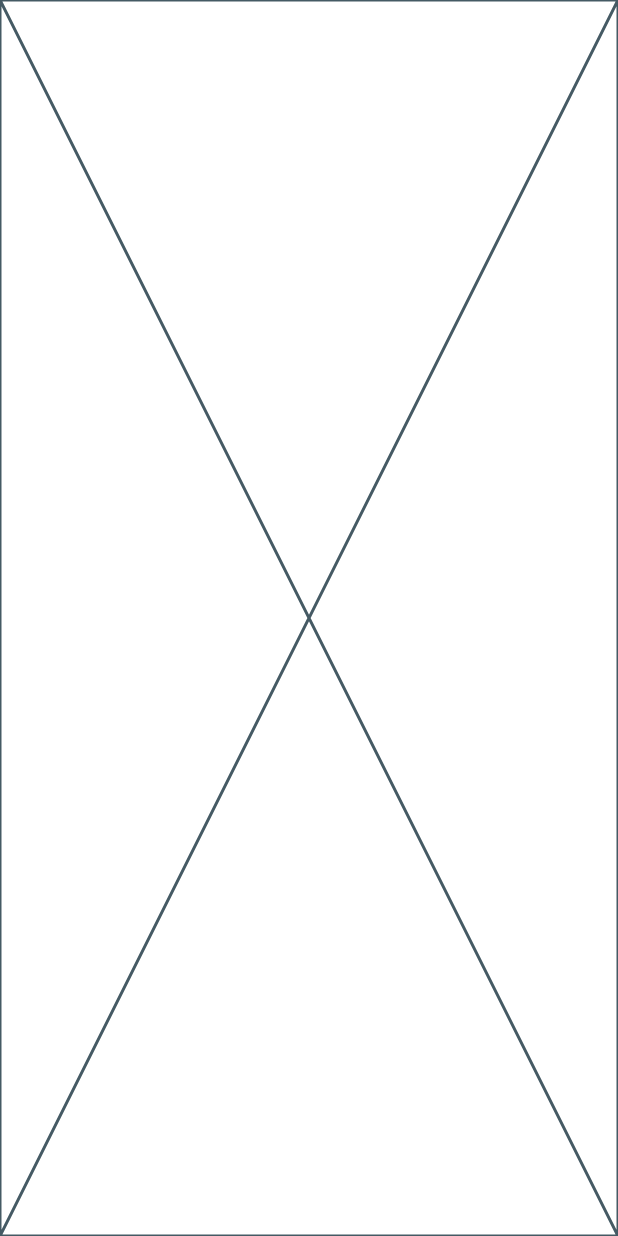
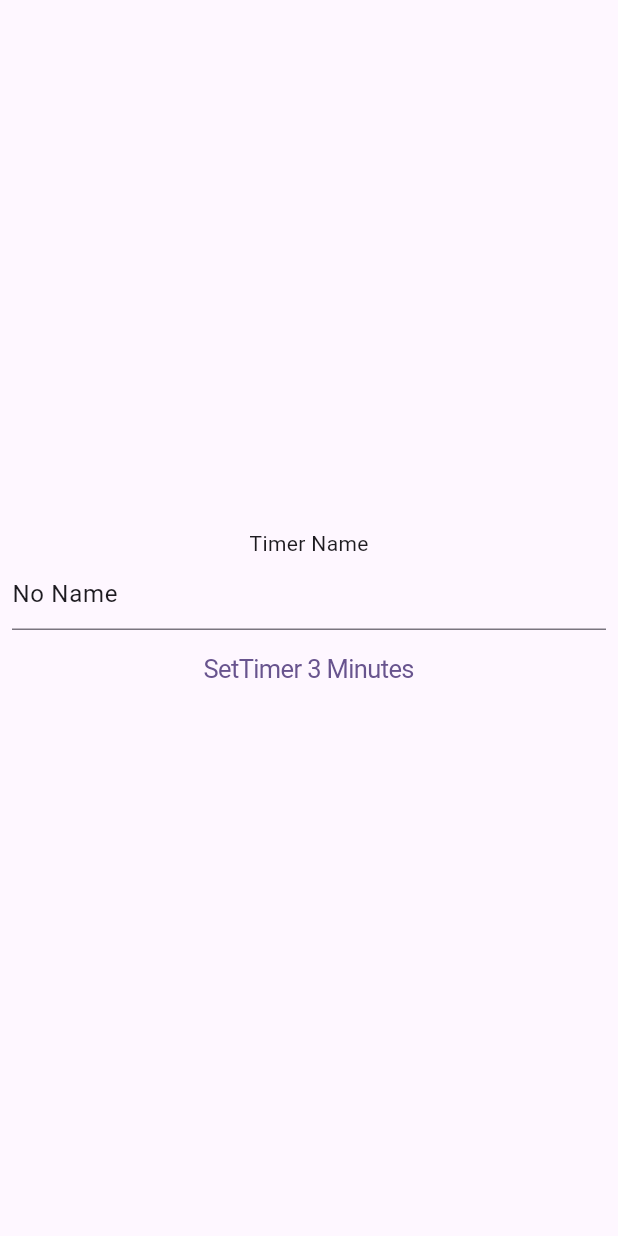
Before and after one commit to Oh-Kang94/flutter_dynamic_island_test, a Flutter app: the screen it shows after launch, on a phone screen of 412 x 824 dp. Run offline on Flutter 3.47's test engine with Material 3 defaults, Android fonts, the phone set to English and light mode, and no system bars; missing offline and left inert: live_activities.

Commit message:
✨ Add Flutter code for using Timer Activity

```diff
--- /dev/null
+++ b/lib/model/timer_model.dart
@@ -0,0 +1,31 @@
+class TimerModel {
+  final DateTime? matchStartDate;
+  final DateTime? matchEndDate;
+  final String timerName;
+
+  TimerModel({
+    this.matchStartDate,
+    this.matchEndDate,
+    this.timerName = 'No Name',
+  });
+
+  Map<String, dynamic> toMap() {
+    return {
+      'timerName': timerName,
+      'matchStartDate': matchStartDate?.microsecondsSinceEpoch,
+      'matchEndDate': matchEndDate?.microsecondsSinceEpoch,
+    };
+  }
+
+  TimerModel copyWith({
+    DateTime? matchStartDate,
+    DateTime? matchEndDate,
+    String? timerName,
+  }) {
+    return TimerModel(
+      matchStartDate: matchStartDate ?? this.matchStartDate,
+      matchEndDate: matchStartDate ?? this.matchStartDate,
+      timerName: timerName ?? this.timerName,
+    );
+  }
+}
--- a/lib/pages/my_home.dart
+++ b/lib/pages/my_home.dart
@@ -1,10 +1,130 @@
+import 'dart:async';
+
+import 'package:dynamic_island_timer/model/timer_model.dart';
+import 'package:flutter/cupertino.dart';
 import 'package:flutter/material.dart';
+import 'package:live_activities/live_activities.dart';
+import 'package:live_activities/models/activity_update.dart';
+import 'package:live_activities/models/url_scheme_data.dart';
 
-class MyHome extends StatelessWidget {
+class MyHome extends StatefulWidget {
   const MyHome({super.key});
 
   @override
+  State<MyHome> createState() => _MyHomeState();
+}
+
+class _MyHomeState extends State<MyHome> {
+  final _liveActivitiesPlugin = LiveActivities();
+  String? _latestActivityId;
+  // StreamSubscription<UrlSchemeData>? urlSchemeSubscription;
+  TimerModel? _timerModel;
+
+  String timerName = 'No Name';
+  late TextEditingController timerNameController;
+
+  @override
+  void initState() {
+    super.initState();
+    WidgetsBinding.instance.addPostFrameCallback((timeStamp) {
+      _liveActivitiesPlugin.init(
+        appGroupId: 'group.ohkang.dynisland',
+      );
+    });
+
+    timerNameController = TextEditingController(text: timerName);
+
+    _liveActivitiesPlugin.activityUpdateStream.listen((event) {
+      event.map(
+        active: (ActiveActivityUpdate activity) {
+          // token
+          debugPrint('--------------------------------');
+          debugPrint('Live Activity updated: ${activity.activityId}');
+          debugPrint('--------------------------------');
+        },
+        ended: (EndedActivityUpdate activity) {
+          debugPrint('Live Activity ended: $activity');
+        },
+        stale: (StaleActivityUpdate activity) {
+          debugPrint('Live Activity stale: $activity');
+        },
+        unknown: (UnknownActivityUpdate event) {
+          debugPrint('Live Activity unknown: $event');
+        },
+      );
+      debugPrint('Live Activity updated: $_latestActivityId');
+    });
+  }
+
+  @override
+  void dispose() {
+    _liveActivitiesPlugin.dispose();
+    super.dispose();
+  }
+
+  @override
   Widget build(BuildContext context) {
-    return const Placeholder();
+    return Scaffold(
+      body: Center(
+        child: Padding(
+          padding: const EdgeInsets.all(8.0),
+          child: Column(
+            crossAxisAlignment: CrossAxisAlignment.center,
+            mainAxisAlignment: MainAxisAlignment.center,
+            children: [
+              const Text("Timer Name"),
+              TextField(
+                controller: timerNameController,
+              ),
+              CupertinoButton(
+                child: const Text(
+                  "SetTimer 3 Minutes",
+                ),
+                onPressed: () async {
+                  TimerModel timerModel = TimerModel(
+                    matchStartDate: DateTime.now(),
+                    matchEndDate:
+                        DateTime.now().add(const Duration(minutes: 3)),
+                    timerName: timerNameController.text,
+                  );
+
+                  _createActivity(timerModel);
+                },
+              ),
+              _latestActivityId != null
+                  ? ElevatedButton(
+                      onPressed: () {
+                        _liveActivitiesPlugin.endActivity(_latestActivityId!);
+                        setState(() => _latestActivityId = null);
+                      },
+                      style: ElevatedButton.styleFrom(
+                        backgroundColor: Colors.white,
+                      ),
+                      child: const Text('End the Live Activity'),
+                    )
+                  : const SizedBox.shrink(),
+            ],
+          ),
+        ),
+      ),
+    );
+  }
+
+  Future<void> _createActivity(TimerModel activity) async {
+    try {
+      WidgetsBinding.instance.addPostFrameCallback((timeStamp) async {
+        final activityId = await _liveActivitiesPlugin.createActivity(
+          activity.toMap(),
+        );
+        setState(() => _latestActivityId = activityId);
+      });
+      debugPrint(
+          "${await _liveActivitiesPlugin.getActivityState(_latestActivityId!)}");
+      debugPrint(
+          "${await _liveActivitiesPlugin.getPushToken(_latestActivityId!)}");
+      debugPrint("${await _liveActivitiesPlugin.getAllActivities()}");
+    } catch (e) {
+      debugPrint('Error creating activity: $e');
+    }
   }
 }
```
Also changed, not shown: cspell.json (added, +11 -0 lines).
